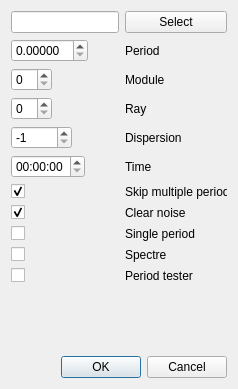
First picture: the form in src/precisesearchgui.ui, repository vtyulb/BSA-Analytics, before the edit.
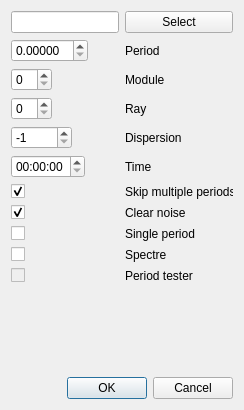
Second picture: the form after the edit.

```diff
--- a/src/precisesearchgui.ui
+++ b/src/precisesearchgui.ui
@@ -6,8 +6,8 @@
    <rect>
     <x>0</x>
     <y>0</y>
-    <width>238</width>
-    <height>389</height>
+    <width>244</width>
+    <height>410</height>
    </rect>
   </property>
   <property name="windowTitle">
@@ -160,6 +160,9 @@
        </item>
        <item row="10" column="0">
         <widget class="QCheckBox" name="periodTester">
+         <property name="enabled">
+          <bool>false</bool>
+         </property>
          <property name="text">
           <string/>
          </property>
```
